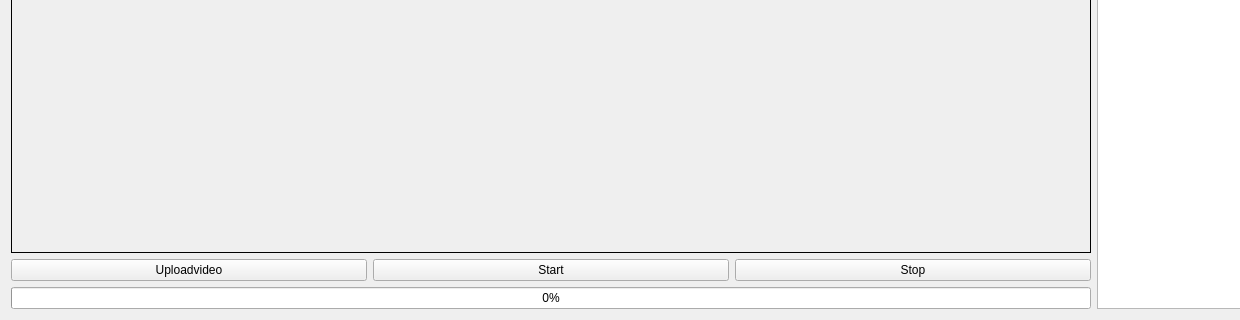
First picture: the form in application/ui/processing_window.ui, repository Nitish1206/yolor_tracking, before the edit; both pictures show x 0 to 1240 and y 554 to 874 of the 1332 by 874 pixel window.
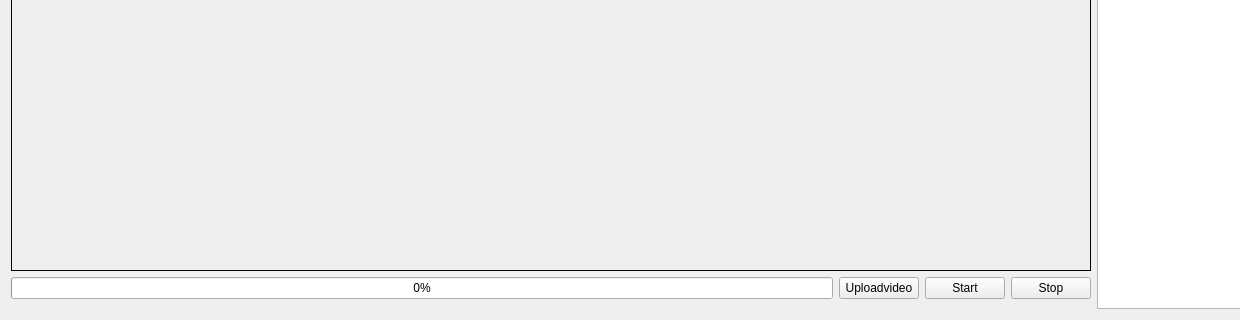
Second picture: the form after the edit.

```diff
--- a/application/ui/processing_window.ui
+++ b/application/ui/processing_window.ui
@@ -36,6 +36,13 @@
        </item>
        <item>
         <layout class="QHBoxLayout" name="horizontalLayout">
+         <item>
+          <widget class="QProgressBar" name="progressBar">
+           <property name="value">
+            <number>0</number>
+           </property>
+          </widget>
+         </item>
          <item>
           <widget class="QPushButton" name="uploadvideo">
            <property name="text">
@@ -60,11 +67,17 @@
         </layout>
        </item>
        <item>
-        <widget class="QProgressBar" name="progressBar">
-         <property name="value">
-          <number>0</number>
+        <spacer name="verticalSpacer">
+         <property name="orientation">
+          <enum>Qt::Vertical</enum>
          </property>
-        </widget>
+         <property name="sizeHint" stdset="0">
+          <size>
+           <width>20</width>
+           <height>10</height>
+          </size>
+         </property>
+        </spacer>
        </item>
       </layout>
      </item>
```
